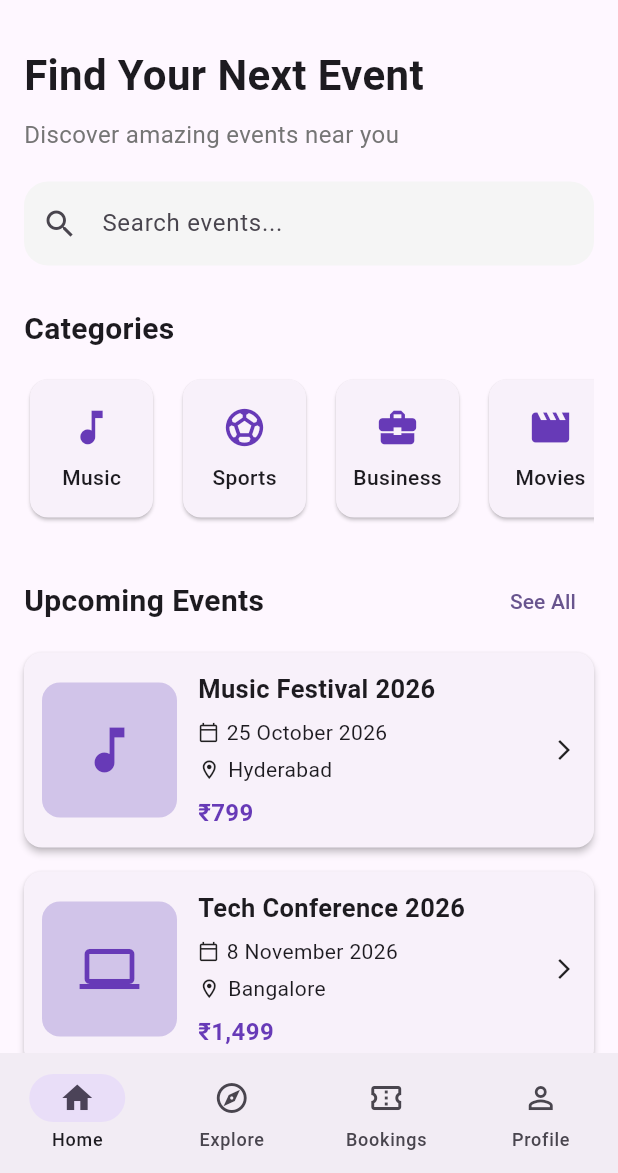
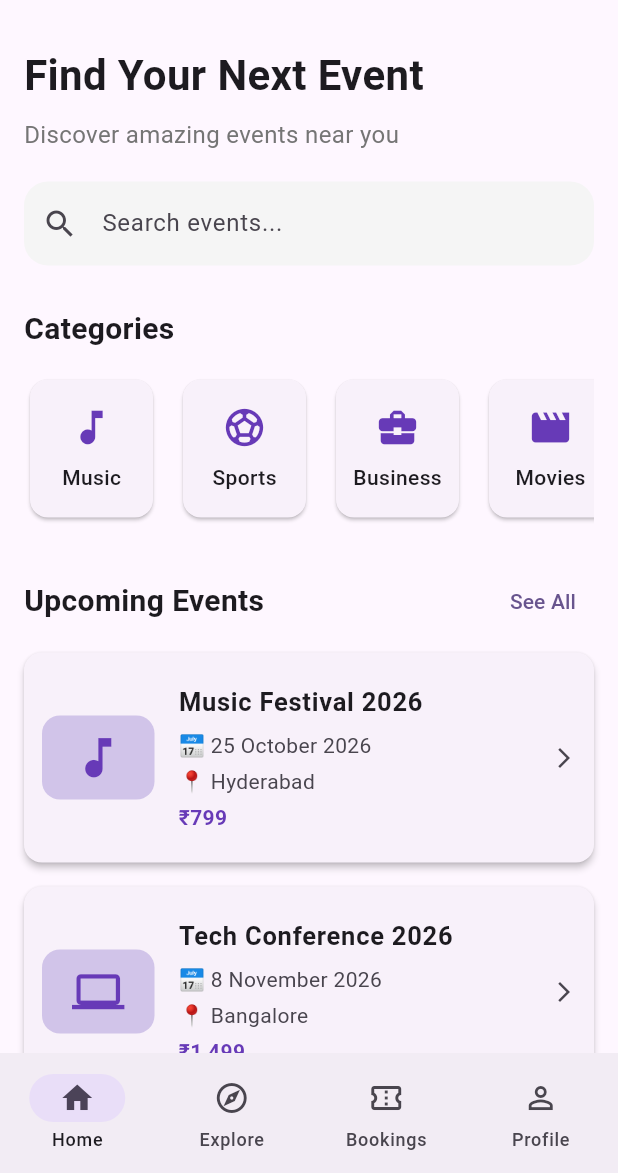
Before and after one commit to inishkalsagar-ai/Flutter-Project-Event-Booking-App-, a Flutter app: the screen it shows after launch, on a phone screen of 412 x 824 dp, the part 63-1236 px from its top. Run offline on Flutter 3.47's test engine with Material 3 defaults, Android fonts, the phone set to English and light mode, and no system bars.

Commit message:
Add event details and booking screen

```diff
--- a/lib/widgets/event_card.dart
+++ b/lib/widgets/event_card.dart
@@ -1,14 +1,13 @@
 import 'package:flutter/material.dart';
 import '../models/event.dart';
+import '../screens/event_details_screen.dart';
 
 class EventCard extends StatelessWidget {
   final Event event;
-  final VoidCallback? onTap;
 
   const EventCard({
     super.key,
     required this.event,
-    this.onTap,
   });
 
   @override
@@ -16,85 +15,55 @@ class EventCard extends StatelessWidget {
     return Card(
       margin: const EdgeInsets.only(bottom: 16),
       elevation: 2,
-      clipBehavior: Clip.antiAlias,
       child: InkWell(
-        onTap: onTap,
-        child: Padding(
-          padding: const EdgeInsets.all(12),
-          child: Row(
-            children: [
-              Container(
-                width: 90,
-                height: 90,
+        borderRadius: BorderRadius.circular(12),
+        onTap: () {
+          Navigator.push(
+            context,
+            MaterialPageRoute(
+              builder: (context) {
+                return EventDetailsScreen(event: event);
+              },
+            ),
+          );
+        },
+        child: ListTile(
+          contentPadding: const EdgeInsets.all(12),
+
+          leading: Container(
+            width: 75,
+            height: 75,
             decoration: BoxDecoration(
               color: Colors.deepPurple.shade100,
               borderRadius: BorderRadius.circular(12),
             ),
             child: Icon(
-                  _getEventIcon(event.category),
-                  size: 40,
+              _getIcon(),
               color: Colors.deepPurple,
+              size: 35,
             ),
           ),
 
-              const SizedBox(width: 14),
+          title: Text(
+            event.title,
+            style: const TextStyle(
+              fontWeight: FontWeight.bold,
+              fontSize: 17,
+            ),
+          ),
 
-              Expanded(
+          subtitle: Padding(
+            padding: const EdgeInsets.only(top: 6),
             child: Column(
               crossAxisAlignment: CrossAxisAlignment.start,
               children: [
-                    Text(
-                      event.title,
-                      maxLines: 2,
-                      overflow: TextOverflow.ellipsis,
-                      style: const TextStyle(
-                        fontSize: 17,
-                        fontWeight: FontWeight.bold,
-                      ),
-                    ),
-
-                    const SizedBox(height: 7),
-
-                    Row(
-                      children: [
-                        const Icon(
-                          Icons.calendar_today_outlined,
-                          size: 14,
-                        ),
-                        const SizedBox(width: 5),
-                        Expanded(
-                          child: Text(
-                            event.date,
-                            overflow: TextOverflow.ellipsis,
-                          ),
-                        ),
-                      ],
-                    ),
-
-                    const SizedBox(height: 5),
-
-                    Row(
-                      children: [
-                        const Icon(
-                          Icons.location_on_outlined,
-                          size: 15,
-                        ),
-                        const SizedBox(width: 5),
-                        Expanded(
-                          child: Text(
-                            event.location,
-                            overflow: TextOverflow.ellipsis,
-                          ),
-                        ),
-                      ],
-                    ),
-
-                    const SizedBox(height: 7),
-
+                Text('📅 ${event.date}'),
+                const SizedBox(height: 4),
+                Text('📍 ${event.location}'),
+                const SizedBox(height: 4),
                 Text(
                   event.price,
                   style: const TextStyle(
-                        fontSize: 16,
                     fontWeight: FontWeight.bold,
                     color: Colors.deepPurple,
                   ),
@@ -103,27 +72,25 @@ class EventCard extends StatelessWidget {
             ),
           ),
 
-              const Icon(
+          trailing: const Icon(
             Icons.arrow_forward_ios,
             size: 16,
-              ),
-            ],
           ),
         ),
       ),
     );
   }
 
-  IconData _getEventIcon(String category) {
-    switch (category.toLowerCase()) {
+  IconData _getIcon() {
+    switch (event.category.toLowerCase()) {
       case 'music':
         return Icons.music_note;
-      case 'sports':
-        return Icons.sports_soccer;
       case 'technology':
         return Icons.computer;
       case 'comedy':
         return Icons.mic;
+      case 'sports':
+        return Icons.sports_soccer;
       case 'arts':
         return Icons.palette;
       default:
```
Also changed, not shown: lib/screens/event_details_screen.dart (added, +169 -0 lines). Lines whose indentation alone changed are shown as unchanged.
